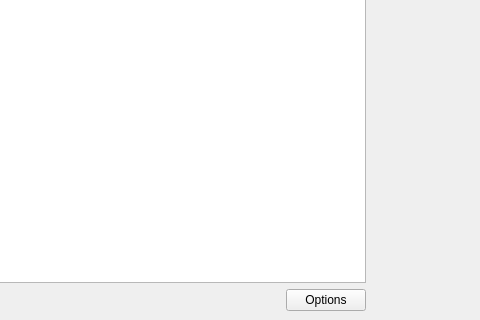
The window that profit/widgets/ui_plot.ui (hpsilva/profitpy) describes before a commit, drawn with Qt 5; both pictures show x 124 to 604 and y 358 to 678 of the 691 by 678 pixel window.
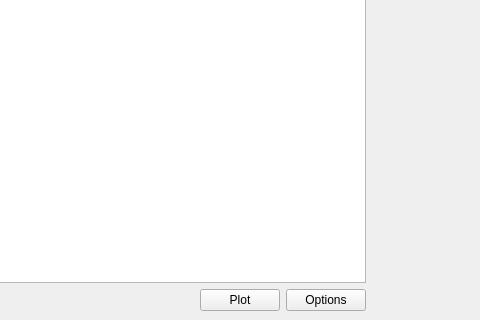
The same window after the commit. Icons and pictures are not drawn. Custom widgets are drawn as their Qt base class.

Commit message: Changes to allow multiple plots per plot display; removes upper/lower plot distinction.  Initial support for plot data dialog selections as plot markers.

Diff of the .ui file:
```diff
--- a/profit/widgets/ui_plot.ui
+++ b/profit/widgets/ui_plot.ui
@@ -69,6 +69,16 @@
            </property>
           </spacer>
          </item>
+         <item>
+          <widget class="QPushButton" name="plotButton" >
+           <property name="text" >
+            <string>Plot</string>
+           </property>
+           <property name="icon" >
+            <iconset resource="profit.qrc" >:/images/icons/kchart.png</iconset>
+           </property>
+          </widget>
+         </item>
          <item>
           <widget class="QPushButton" name="optionsButton" >
            <property name="text" >
```
Left out of the diff: 25 changed lines with no effect on the pictures. The commit also changes 15 other files.
